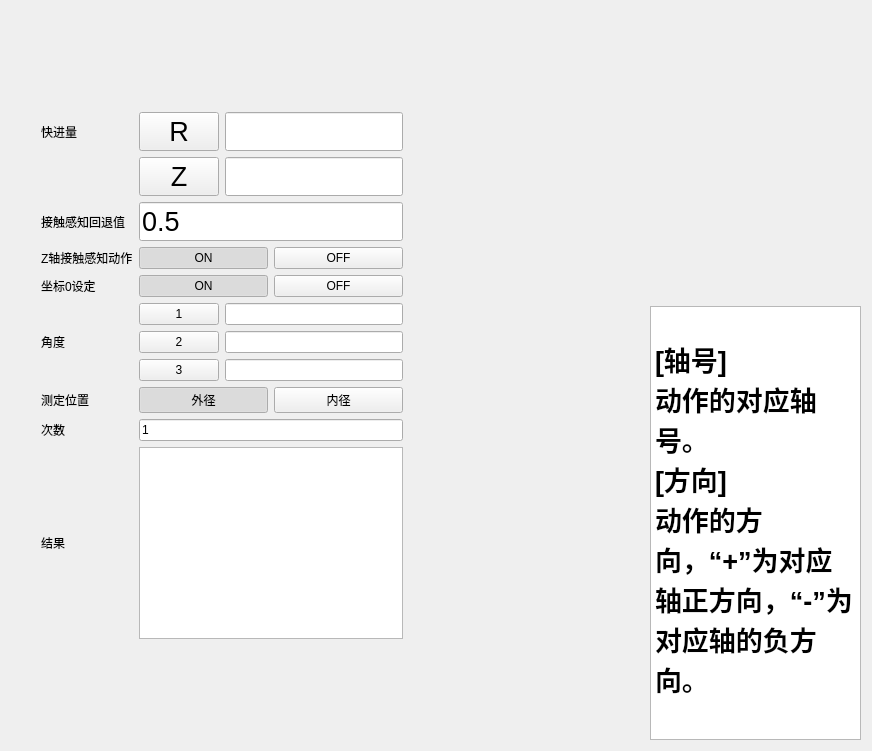
Above: forms/manual/sandiandingwei.ui from zephyrrr/Camotics_modbus before the change. Below: the same form after it.
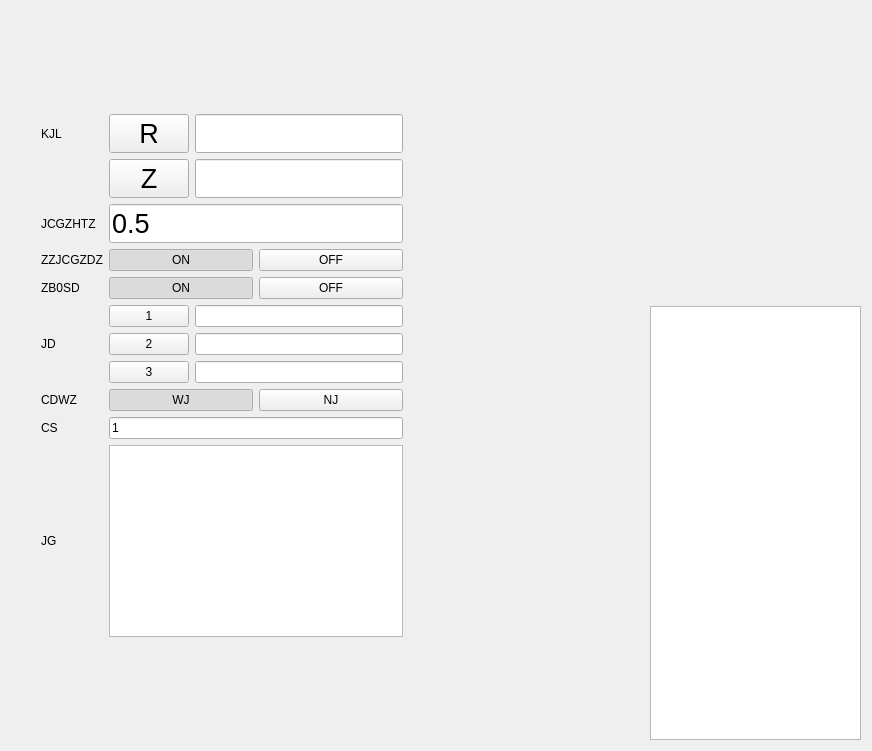
That is the form after the change. Custom widgets are drawn as their Qt base class.

```diff
--- a/forms/manual/sandiandingwei.ui
+++ b/forms/manual/sandiandingwei.ui
@@ -59,7 +59,7 @@
               </sizepolicy>
              </property>
              <property name="text">
-              <string>外径</string>
+              <string>WJ</string>
              </property>
              <property name="checkable">
               <bool>true</bool>
@@ -81,7 +81,7 @@
               </sizepolicy>
              </property>
              <property name="text">
-              <string>内径</string>
+              <string>NJ</string>
              </property>
              <property name="checkable">
               <bool>true</bool>
@@ -141,7 +141,7 @@
          <item row="5" column="0">
           <widget class="QLabel" name="label_7">
            <property name="text">
-            <string>角度</string>
+            <string>JD</string>
            </property>
           </widget>
          </item>
@@ -219,21 +219,21 @@
          <item row="4" column="0">
           <widget class="QLabel" name="label_3">
            <property name="text">
-            <string>坐标0设定</string>
+            <string>ZB0SD</string>
            </property>
           </widget>
          </item>
          <item row="8" column="0">
           <widget class="QLabel" name="label_2">
            <property name="text">
-            <string>结果</string>
+            <string>JG</string>
            </property>
           </widget>
          </item>
          <item row="3" column="0">
           <widget class="QLabel" name="label_6">
            <property name="text">
-            <string>Z轴接触感知动作</string>
+            <string>ZZJCGZDZ</string>
            </property>
           </widget>
          </item>
@@ -401,28 +401,28 @@
          <item row="0" column="0">
           <widget class="QLabel" name="label_1">
            <property name="text">
-            <string>快进量</string>
+            <string>KJL</string>
            </property>
           </widget>
          </item>
          <item row="2" column="0">
           <widget class="QLabel" name="label_4">
            <property name="text">
-            <string>接触感知回退值</string>
+            <string>JCGZHTZ</string>
            </property>
           </widget>
          </item>
          <item row="7" column="0">
           <widget class="QLabel" name="label_9">
            <property name="text">
-            <string>次数</string>
+            <string>CS</string>
            </property>
           </widget>
          </item>
          <item row="6" column="0">
           <widget class="QLabel" name="label_8">
            <property name="text">
-            <string>测定位置</string>
+            <string>CDWZ</string>
            </property>
           </widget>
          </item>
@@ -516,19 +516,7 @@
      <item>
       <widget class="QTextBrowser" name="textBrowser">
        <property name="html">
-        <string>&lt;!DOCTYPE HTML PUBLIC &quot;-//W3C//DTD HTML 4.0//EN&quot; &quot;http://www.w3.org/TR/REC-html40/strict.dtd&quot;&gt;
-&lt;html&gt;&lt;head&gt;&lt;meta name=&quot;qrichtext&quot; content=&quot;1&quot; /&gt;&lt;meta charset=&quot;utf-8&quot; /&gt;&lt;style type=&quot;text/css&quot;&gt;
-p, li { white-space: pre-wrap; }
-hr { height: 1px; border-width: 0; }
-li.unchecked::marker { content: &quot;\2610&quot;; }
-li.checked::marker { content: &quot;\2612&quot;; }
-&lt;/style&gt;&lt;/head&gt;&lt;body style=&quot; font-family:'Microsoft YaHei UI'; font-size:9pt; font-weight:400; font-style:normal;&quot;&gt;
-&lt;p style=&quot; margin-top:0px; margin-bottom:0px; margin-left:0px; margin-right:0px; -qt-block-indent:0; text-indent:0px;&quot;&gt;                 &lt;/p&gt;
-&lt;p style=&quot; margin-top:0px; margin-bottom:0px; margin-left:0px; margin-right:0px; -qt-block-indent:0; text-indent:0px;&quot;&gt;                 &lt;/p&gt;
-&lt;p style=&quot; margin-top:0px; margin-bottom:0px; margin-left:0px; margin-right:0px; -qt-block-indent:0; text-indent:0px;&quot;&gt;&lt;span style=&quot; font-family:'SimSun'; font-size:20pt; font-weight:696;&quot;&gt;[轴号]&lt;/span&gt;                 &lt;/p&gt;
-&lt;p style=&quot; margin-top:0px; margin-bottom:0px; margin-left:0px; margin-right:0px; -qt-block-indent:0; text-indent:0px;&quot;&gt;&lt;span style=&quot; font-family:'SimSun'; font-size:20pt; font-weight:696;&quot;&gt;动作的对应轴号。&lt;/span&gt;                 &lt;/p&gt;
-&lt;p style=&quot; margin-top:0px; margin-bottom:0px; margin-left:0px; margin-right:0px; -qt-block-indent:0; text-indent:0px;&quot;&gt;&lt;span style=&quot; font-family:'SimSun'; font-size:20pt; font-weight:696;&quot;&gt;[方向]&lt;/span&gt;                 &lt;/p&gt;
-&lt;p style=&quot; margin-top:0px; margin-bottom:0px; margin-left:0px; margin-right:0px; -qt-block-indent:0; text-indent:0px;&quot;&gt;&lt;span style=&quot; font-family:'SimSun'; font-size:20pt; font-weight:696;&quot;&gt;动作的方向，“+”为对应轴正方向，“-”为对应轴的负方向。&lt;/span&gt;               &lt;/p&gt;&lt;/body&gt;&lt;/html&gt;</string>
+        <string></string>
        </property>
       </widget>
      </item>
```
Left out of the diff: 17 changed lines with no effect on the pictures.
